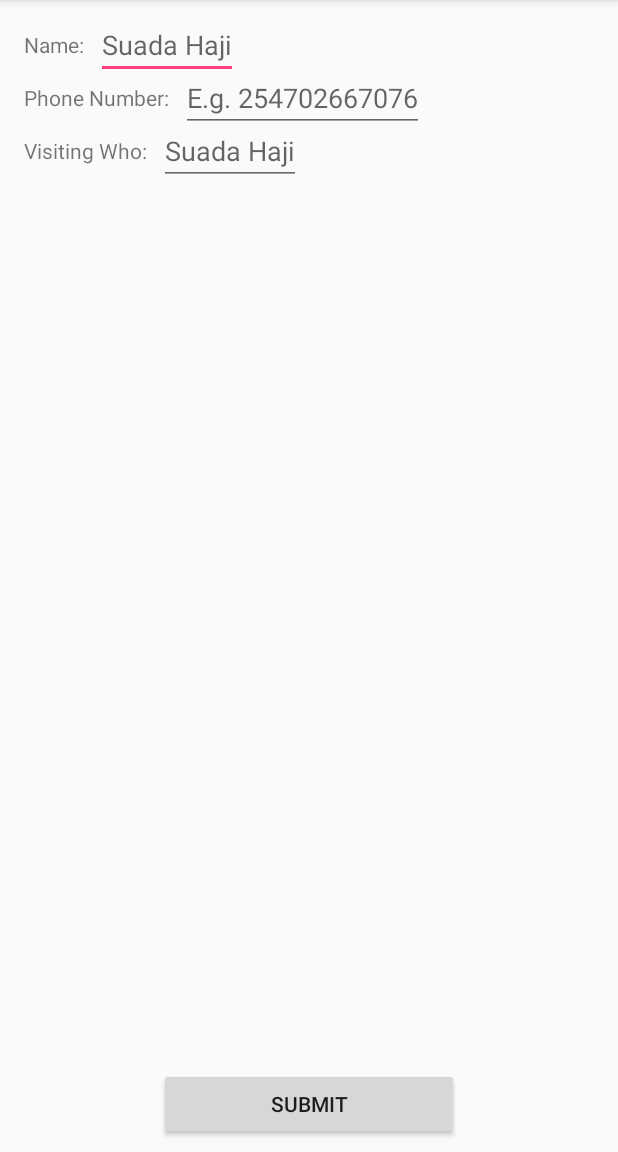
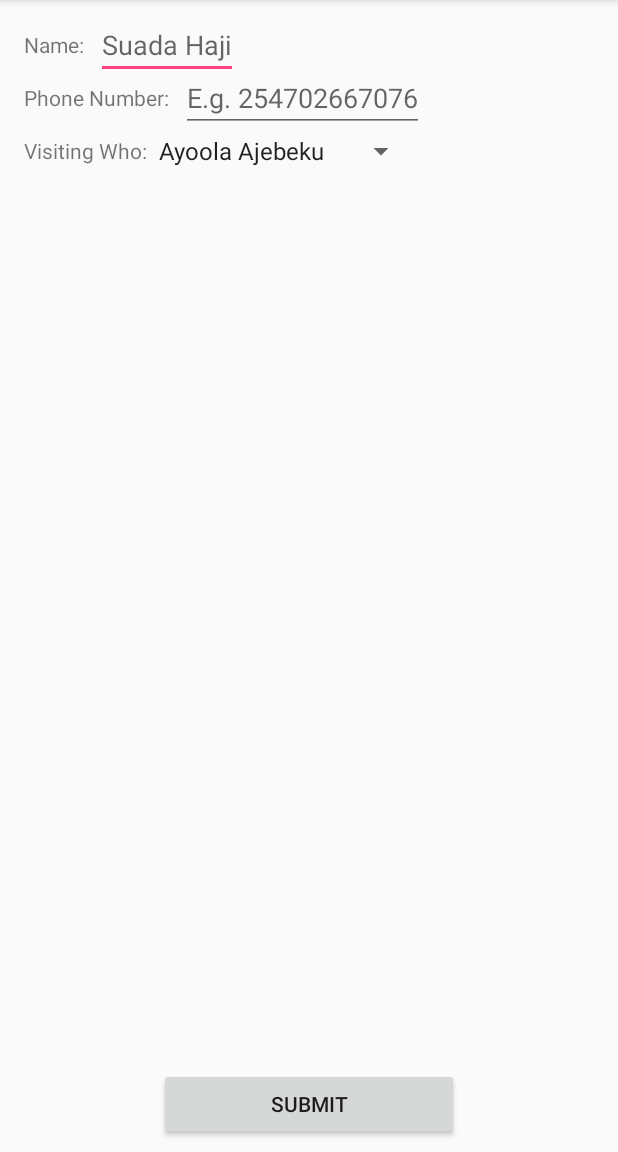
Before and after one commit to suada-haji/VisitorsTracker, an Android app: the RegisterVisitorActivity screen opened directly, with no data from a screen before it, on a phone screen of 412 x 824 dp, the part 84-1236 px from its top. Run offline under Robolectric (Android 15) with nearby library versions, the phone set to English and light mode, and no system bars; our stand-ins replace Dagger/Hilt's generated code, Room's generated code, data binding.

```diff
--- /dev/null
+++ b/app/src/main/java/com/haji/suada/visitorstracker/core/Helper.java
@@ -0,0 +1,58 @@
+package com.haji.suada.visitorstracker.core;
+
+import android.content.Context;
+
+import com.haji.suada.visitorstracker.model.data.Andelan;
+
+import org.json.JSONArray;
+import org.json.JSONObject;
+
+import java.io.BufferedReader;
+import java.io.IOException;
+import java.io.InputStreamReader;
+import java.util.ArrayList;
+import java.util.List;
+
+public class Helper {
+    private final Context context;
+
+    public Helper(Context context) {
+        this.context = context;
+    }
+
+    public String readFile(String fileName) throws IOException {
+        BufferedReader reader = null;
+        reader = new BufferedReader(new InputStreamReader(context.getAssets().open(fileName), "UTF-8"));
+
+        String content = "";
+        String line;
+        while ((line = reader.readLine()) != null) {
+            content = content + line;
+        }
+
+        return content;
+
+    }
+
+    public List<Andelan> getAndelans() {
+        String jsonFileContent = null;
+        List<Andelan> andelans = new ArrayList<>();
+        try {
+            jsonFileContent = readFile("andelans.json");
+            JSONArray jsonArray = null;
+            jsonArray = new JSONArray(jsonFileContent);
+            for (int i = 0; i < jsonArray.length(); i++) {
+                JSONObject jsonObj = jsonArray.getJSONObject(i);
+                Integer id = jsonObj.getInt("id");
+                String fullName = jsonObj.getString("full_name");
+                String email = jsonObj.getString("email");
+                andelans.add(new Andelan(id, fullName, email));
+
+            }
+        } catch (Exception e) {
+            e.printStackTrace();
+        }
+        return andelans;
+
+    }
+}
--- /dev/null
+++ b/app/src/main/java/com/haji/suada/visitorstracker/model/data/Andelan.java
@@ -0,0 +1,45 @@
+package com.haji.suada.visitorstracker.model.data;
+
+public class Andelan {
+    private int id;
+    private String fullName;
+    private String email;
+
+    public Andelan() {
+    }
+
+    public Andelan(int id, String fullName, String email) {
+        this.id = id;
+        this.fullName = fullName;
+        this.email = email;
+    }
+
+    public int getId() {
+        return id;
+    }
+
+    public void setId(int id) {
+        this.id = id;
+    }
+
+    public String getFullName() {
+        return fullName;
+    }
+
+    public void setFullName(String fullName) {
+        this.fullName = fullName;
+    }
+
+    public String getEmail() {
+        return email;
+    }
+
+    public void setEmail(String email) {
+        this.email = email;
+    }
+
+    @Override
+    public String toString() {
+        return getFullName();
+    }
+}
--- a/app/src/main/java/com/haji/suada/visitorstracker/view/RegisterVisitorActivity.java
+++ b/app/src/main/java/com/haji/suada/visitorstracker/view/RegisterVisitorActivity.java
@@ -2,36 +2,44 @@ package com.haji.suada.visitorstracker.view;
 
 import android.arch.lifecycle.ViewModelProvider;
 import android.arch.lifecycle.ViewModelProviders;
+import android.content.Intent;
 import android.databinding.DataBindingUtil;
+import android.net.Uri;
 import android.os.Bundle;
 import android.support.v4.app.NavUtils;
 import android.text.Editable;
 import android.text.TextUtils;
 import android.text.TextWatcher;
 import android.view.MenuItem;
+import android.view.View;
+import android.widget.AdapterView;
+import android.widget.ArrayAdapter;
 import android.widget.Button;
 import android.widget.EditText;
+import android.widget.Spinner;
 import android.widget.Toast;
 
 import com.haji.suada.visitorstracker.R;
+import com.haji.suada.visitorstracker.core.Helper;
 import com.haji.suada.visitorstracker.databinding.ActivityRegisterVisitorBinding;
+import com.haji.suada.visitorstracker.model.data.Andelan;
 import com.haji.suada.visitorstracker.model.data.Visitor;
 import com.haji.suada.visitorstracker.viewmodel.VisitorViewModel;
 
 import java.text.SimpleDateFormat;
 import java.util.Date;
+import java.util.List;
 import java.util.Locale;
 
 import javax.inject.Inject;
 
 import dagger.android.support.DaggerAppCompatActivity;
 
-public class RegisterVisitorActivity extends DaggerAppCompatActivity {
+public class RegisterVisitorActivity extends DaggerAppCompatActivity implements AdapterView.OnItemSelectedListener {
 
     private EditText visitorName;
     private EditText phoneNumber;
-    private EditText visitingWho;
-    private  Button button;
+    private Button button;
 
     private VisitorViewModel visitorViewModel;
 
@@ -42,6 +50,11 @@ public class RegisterVisitorActivity extends DaggerAppCompatActivity {
     private String phone_number = "";
     private String nameRegex;
     private String numberRegex;
+    private Visitor visitor;
+    private Spinner spinner;
+    private String TO, SUBJECT, MESSAGE;
+
+    private Helper helper;
 
     @Override
     protected void onCreate(Bundle savedInstanceState) {
@@ -55,22 +68,21 @@ public class RegisterVisitorActivity extends DaggerAppCompatActivity {
         visitorViewModel = ViewModelProviders.of(this, viewModelFactory).get(VisitorViewModel.class);
         visitorName = binding.visitorNameEt;
         phoneNumber = binding.phoneNumberEt;
-        visitingWho = binding.visitingWhoEt;
 
         button = binding.submitBtn;
-        nameRegex =  getString(R.string.name_regex);
+        spinner = binding.spinner;
+        spinner.setOnItemSelectedListener(this);
+        nameRegex = getString(R.string.name_regex);
         numberRegex = getString(R.string.number_regex_pattern);
+        helper = new Helper(this);
+        visitor = new Visitor();
         init();
 
         button.setOnClickListener(v -> {
             if (button.isActivated()) {
-                Visitor visitor = new Visitor();
-                visitor.setVisitorName(visitorName.getText().toString());
-                visitor.setPhoneNumber(phoneNumber.getText().toString());
-                visitor.setVisitingWho(visitingWho.getText().toString());
                 visitor.setVisitedDate(getCurrentTime());
-
                 visitorViewModel.insert(visitor);
+                notifyAndelan();
                 finish();
 
             } else {
@@ -93,6 +105,7 @@ public class RegisterVisitorActivity extends DaggerAppCompatActivity {
             @Override
             public void afterTextChanged(Editable s) {
                 visitor_name = s.toString();
+                visitor.setVisitorName(visitor_name);
 
                 if (visitor_name.matches(nameRegex) && visitor_name.length() <= 36 && phone_number.matches(numberRegex) && phone_number.length() <= 12) {
                     button.setActivated(true);
@@ -115,6 +128,7 @@ public class RegisterVisitorActivity extends DaggerAppCompatActivity {
             @Override
             public void afterTextChanged(Editable s) {
                 phone_number = s.toString();
+                visitor.setPhoneNumber(phone_number);
                 if (visitor_name.matches(nameRegex) && visitor_name.length() <= 36 && phone_number.matches(numberRegex) && phone_number.length() <= 12) {
                     button.setActivated(true);
                 } else {
@@ -123,6 +137,10 @@ public class RegisterVisitorActivity extends DaggerAppCompatActivity {
             }
         });
 
+        List<Andelan> itemList = helper.getAndelans();
+        ArrayAdapter<Andelan> spinnerAdapter = new ArrayAdapter<Andelan>(this, android.R.layout.simple_spinner_item, itemList);
+        spinnerAdapter.setDropDownViewResource(android.R.layout.simple_spinner_dropdown_item);
+        spinner.setAdapter(spinnerAdapter);
     }
 
     @Override
@@ -161,4 +179,25 @@ public class RegisterVisitorActivity extends DaggerAppCompatActivity {
         }
     }
 
+    @Override
+    public void onItemSelected(AdapterView<?> parent, View view, int position, long id) {
+        Andelan andelan = (Andelan) parent.getItemAtPosition(position);
+        visitor.setVisitingWho(andelan.getFullName());
+        TO = andelan.getEmail();
+        MESSAGE = String.format(getResources().getString(R.string.email_message_body), andelan.getFullName(), visitor_name);
+    }
+
+    @Override
+    public void onNothingSelected(AdapterView<?> parent) {
+
+    }
+
+    private void notifyAndelan() {
+        SUBJECT = getString(R.string.email_subject);
+
+        Intent emailIntent = new Intent(Intent.ACTION_SENDTO, Uri.parse("mailto:" + TO));
+        emailIntent.putExtra(Intent.EXTRA_SUBJECT, SUBJECT);
+        emailIntent.putExtra(Intent.EXTRA_TEXT, MESSAGE);
+        startActivity(Intent.createChooser(emailIntent, "Select Email Sending App :"));
+    }
 }
--- a/app/src/main/res/layout/activity_register_visitor.xml
+++ b/app/src/main/res/layout/activity_register_visitor.xml
@@ -66,19 +66,13 @@
             android:text="@string/visiting_who"
             app:layout_constraintStart_toStartOf="parent"
             app:layout_constraintTop_toBottomOf="@+id/phone_number_tv" />
-
-        <EditText
-            android:id="@+id/visiting_who_et"
-            android:layout_width="wrap_content"
+        <Spinner
+            android:id="@+id/spinner"
+            android:layout_width="180dp"
             android:layout_height="wrap_content"
-            android:layout_marginLeft="8dp"
-            android:layout_marginStart="8dp"
-            android:hint="@string/name_hint"
-            android:maxLength="20"
-            android:singleLine="true"
             app:layout_constraintBottom_toBottomOf="@+id/visiting_who_tv"
             app:layout_constraintStart_toEndOf="@+id/visiting_who_tv"
-            app:layout_constraintTop_toTopOf="@+id/visiting_who_tv" />
+            app:layout_constraintTop_toTopOf="@+id/visiting_who_tv"/>
 
         <Button
             android:id="@+id/submit_btn"
--- a/app/src/main/res/values/strings.xml
+++ b/app/src/main/res/values/strings.xml
@@ -12,4 +12,6 @@
     <string name="phone_number_not_marching_pattern">Use numbers only</string>
     <string name="name_regex">^[ A-Za-z]+$</string>
     <string name="number_regex_pattern">[0-9]+</string>
+    <string name="email_message_body">Hi %1$s,\n %2$s is waiting for you at the reception.\nRegards,\nVisty</string>
+    <string name="email_subject">RE: VISITOR AT THE RECEPTION</string>
 </resources>
```
Also changed, not shown: app/src/main/assets/andelans.json (added, +52 -0 lines).
